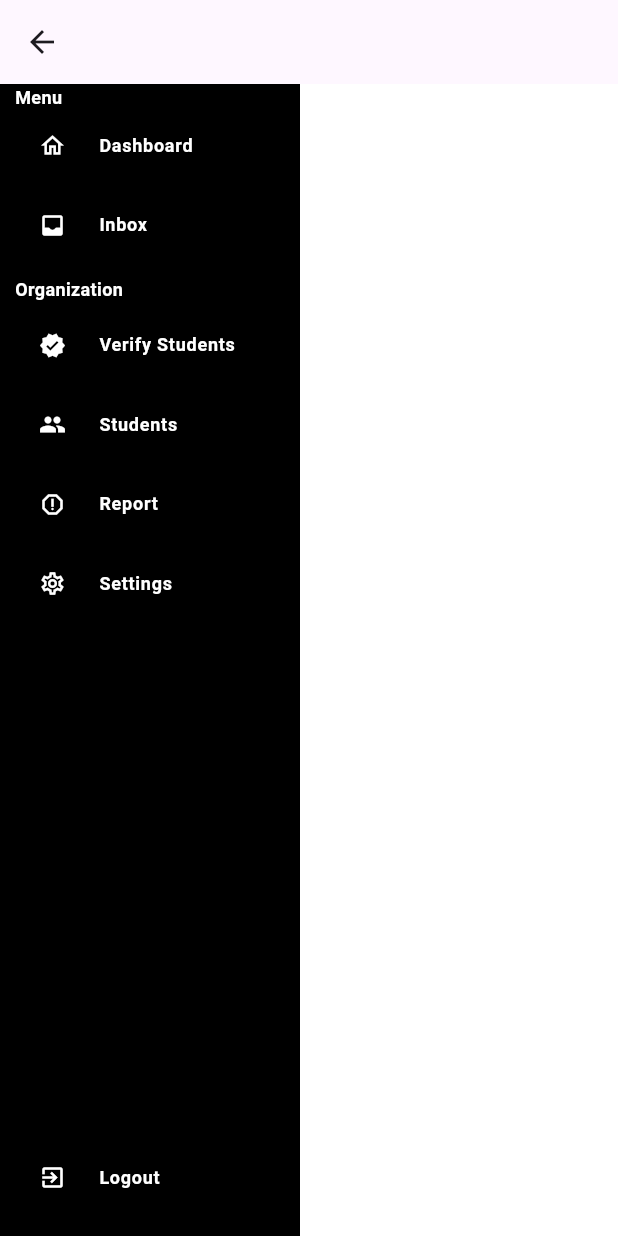
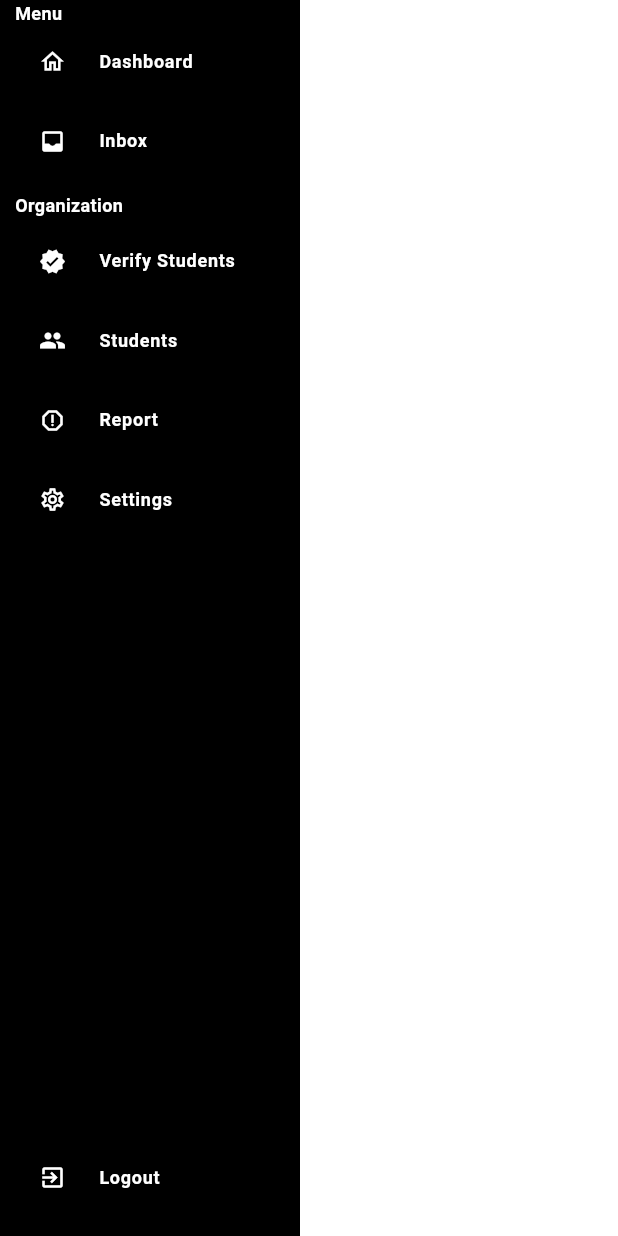
Before and after one commit to JASEEMCP/web-app-architecture, a Flutter app: the DesktopLayout screen opened directly with empty values, on a phone screen of 412 x 824 dp. Run offline on Flutter 3.47's test engine with Material 3 defaults, Android fonts, the phone set to English and light mode, and no system bars; our stand-ins replace dio, flutter_bloc, flutter_secure_storage, freezed_annotation, gap, get_it and 4 more; accounts and stored records are empty.

Commit message:
setup completed

```diff
--- a/lib/domain/app_logic.dart
+++ b/lib/domain/app_logic.dart
@@ -22,7 +22,7 @@ class AppLogic {
       isBootStrapComplete = true;
 
 
-      appRouter.go(ScreenPath.splash);
+      appRouter.go(ScreenPath.explore);
 
     } catch (e) {
       //appRouter.go(ScreenPath.login);
--- a/lib/presentation/main_screen/layout/desktop_layout.dart
+++ b/lib/presentation/main_screen/layout/desktop_layout.dart
@@ -11,18 +11,7 @@ class DesktopLayout extends StatelessWidget {
     return Scaffold(
       backgroundColor:
           context.theme.isDark ? context.theme.kWhite : context.theme.kBlack,
-      appBar: AppBar(
-        title: const Row(
-          children: [
-            // Image.asset(
-            //   ImagePath.shareInfoLogo1,
-            //   height: 55,
-            // ),
-            Gap(50),
-            //const CustomSearchBar(),
-          ],
-        ),
-      ),
+
       body: Row(
         children: [
           // Drawer
--- a/lib/router/router.dart
+++ b/lib/router/router.dart
@@ -37,8 +37,21 @@ class AppRouter {
             child: child,
           );
         },
-        routes: const [
+        routes: [
           /// Home
+          GoRoute(
+            path: ScreenPath.explore,
+            parentNavigatorKey: _shellNavigatorKey,
+            pageBuilder: (context, state) {
+              return const CustomTransitionPage(
+                child:  Center(
+                  child: Text('Dashboard'),
+                ),
+                transitionsBuilder: useNavChangeTransition,
+              );
+            },
+          ),
+
           /// Profile
         ],
       ),
--- a/lib/router/router_path.dart
+++ b/lib/router/router_path.dart
@@ -1,14 +1,9 @@
-
-
 import 'package:app/main.dart';
 
 class ScreenPath {
-
   static const splash = '/';
 
-
-
-
+  static const explore = '/explore';
 
   ///Appending path
   static _appendIdIntoCurrentPath(String path) {
```
Also changed, not shown: lib/presentation/main_screen/main_screen.dart (+4 -3 lines).
